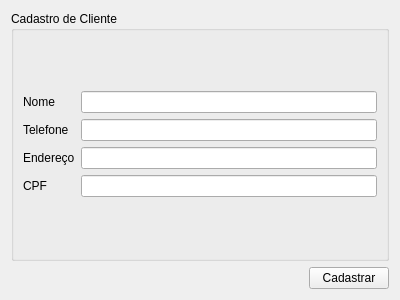
First picture: the form in view/cad_cliente.ui, repository HarukiReiss/Sistema-Cyber_Book, before the edit.
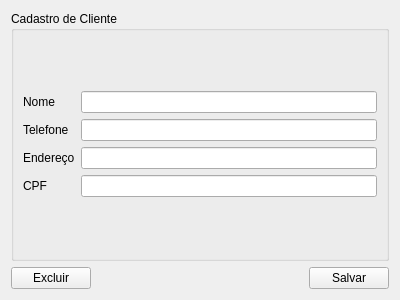
Second picture: the form after the edit.

Patch:
```diff
--- a/view/cad_cliente.ui
+++ b/view/cad_cliente.ui
@@ -75,6 +75,13 @@
    </item>
    <item>
     <layout class="QHBoxLayout" name="horizontalLayout">
+     <item>
+      <widget class="QPushButton" name="excluir">
+       <property name="text">
+        <string>Excluir</string>
+       </property>
+      </widget>
+     </item>
      <item>
       <spacer name="horizontalSpacer">
        <property name="orientation">
@@ -91,7 +98,7 @@
      <item>
       <widget class="QPushButton" name="save">
        <property name="text">
-        <string>Cadastrar</string>
+        <string>Salvar</string>
        </property>
       </widget>
      </item>
```
